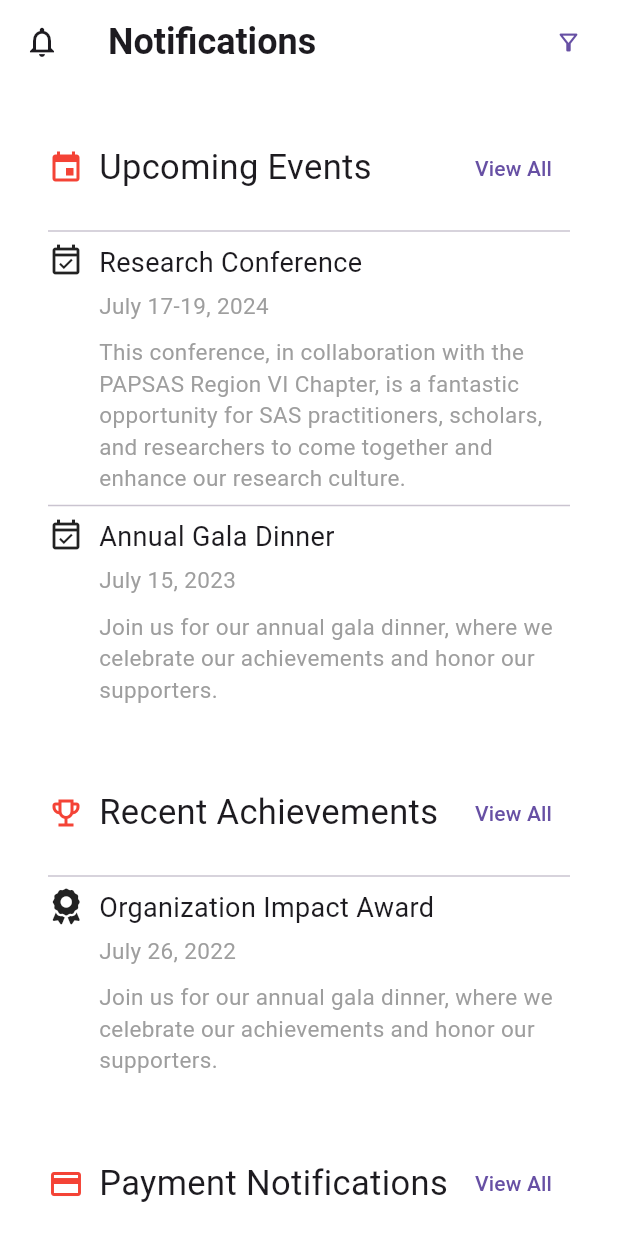
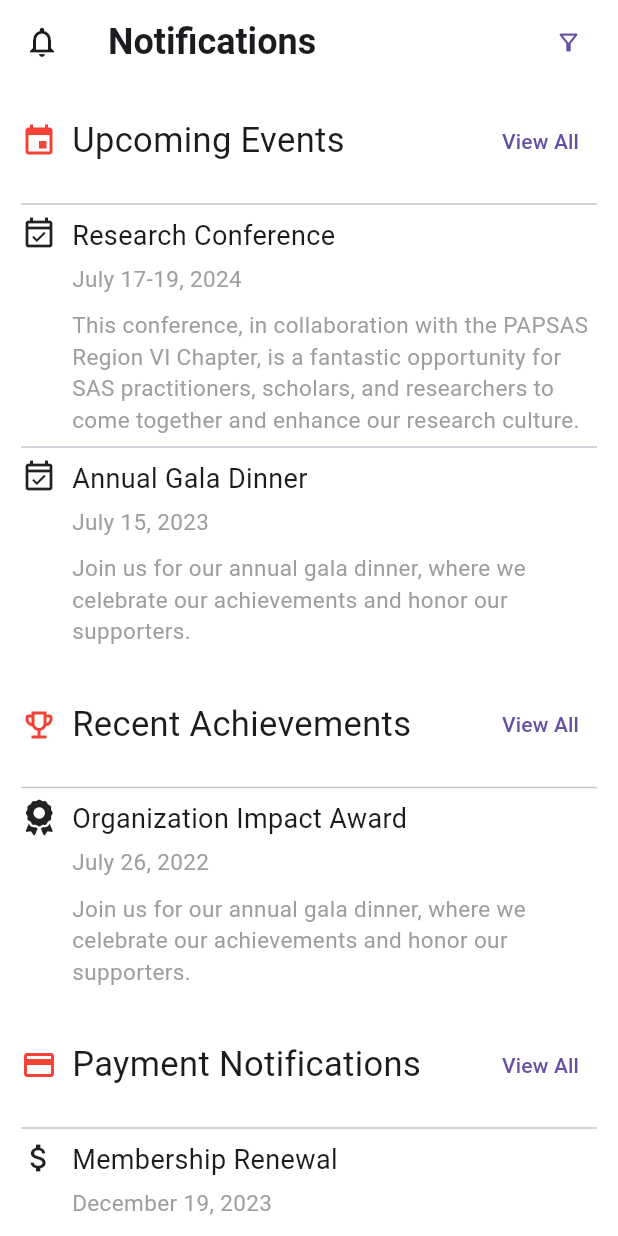
Before and after one commit to CastroClarence/papsas_app, a Flutter app: the NotificationPage screen opened directly, on a phone screen of 412 x 824 dp. Run offline on Flutter 3.47's test engine with Material 3 defaults, Android fonts, the phone set to English and light mode, and no system bars; our stand-ins replace font_awesome_flutter, get, table_calendar.

Commit message:
modified uniform padding

```diff
--- a/lib/view/event/event.dart
+++ b/lib/view/event/event.dart
@@ -45,7 +45,10 @@ class _MyHomePageState extends State<MyHomePage> {
           ),
           SingleChildScrollView(
             child: Container(
-              padding: const EdgeInsets.symmetric(vertical: 60, horizontal: 30),
+              padding: const EdgeInsets.symmetric(
+                vertical: 25,
+                horizontal: 10,
+              ),
               child: Column(
                 crossAxisAlignment: CrossAxisAlignment.start,
                 children: <Widget>[
--- a/lib/view/notification/notification.dart
+++ b/lib/view/notification/notification.dart
@@ -27,7 +27,7 @@ class NotificationPage extends StatelessWidget {
             style: ElevatedButton.styleFrom(
               elevation: 0, // Remove shadow
               side: BorderSide.none, // Remove border
-              shape: CircleBorder(),
+              shape: const CircleBorder(),
               backgroundColor:
                   Colors.white, // Maintain circular shape for icon button
             ),
@@ -37,7 +37,6 @@ class NotificationPage extends StatelessWidget {
       ),
       backgroundColor: Colors.white,
       body: ListView(
-        padding: const EdgeInsets.all(8),
         children: [
           NotificationCard(
             heading: "Upcoming Events",
--- a/lib/view/notification/notification_card.dart
+++ b/lib/view/notification/notification_card.dart
@@ -19,7 +19,7 @@ class NotificationCard extends StatelessWidget {
       elevation: 0,
       color: Colors.white,
       child: Padding(
-        padding: const EdgeInsets.all(20),
+        padding: const EdgeInsets.all(10),
         child: Column(
           crossAxisAlignment: CrossAxisAlignment.start,
           children: [
--- a/lib/view/profile/profile.dart
+++ b/lib/view/profile/profile.dart
@@ -13,7 +13,7 @@ class ProfilePage extends StatelessWidget {
           Container(
             decoration: const BoxDecoration(color: Colors.red),
             child: Padding(
-              padding: const EdgeInsets.all(20),
+              padding: const EdgeInsets.all(10),
               child: Column(
                 crossAxisAlignment: CrossAxisAlignment.start,
                 children: [
```
